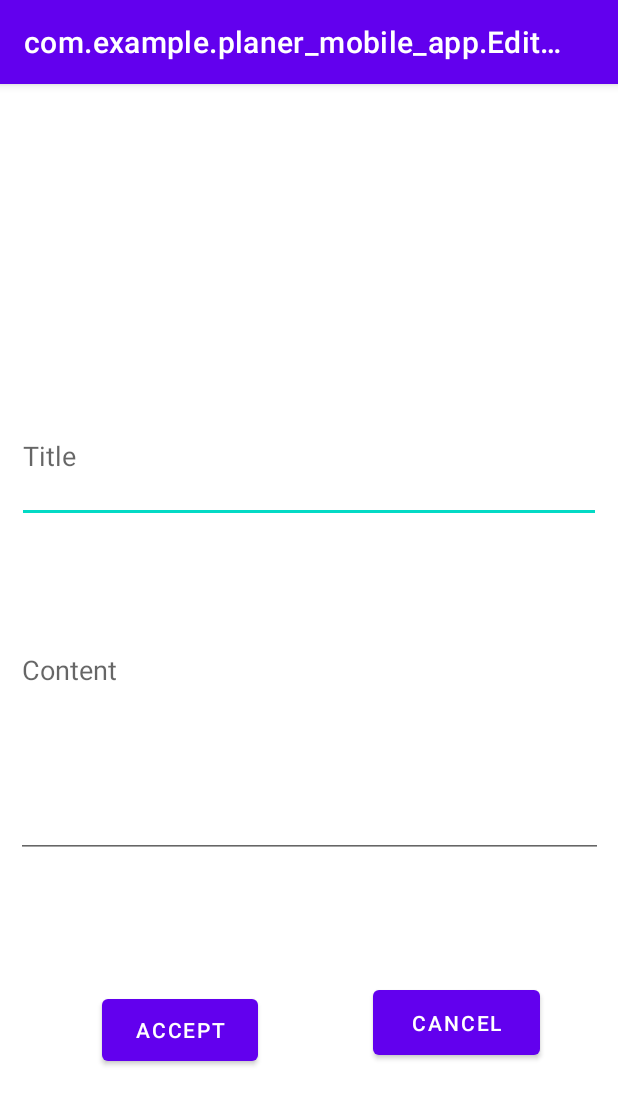
After one commit to SvyteP/Planer_Mobile_App, an Android app: the EditNote screen opened directly, with no data from a screen before it, on a phone screen of 412 x 824 dp. The commit adds this screen. Shown: the top 1105 px of the screen. Run offline under Robolectric (Android 15) with nearby library versions, the phone set to English and light mode, and no system bars; our stand-ins replace Firebase (no records; nobody signed in at launch, a user with empty details on screens opened directly); 2 statements that could not run were skipped.

```diff
--- a/app/src/main/AndroidManifest.xml
+++ b/app/src/main/AndroidManifest.xml
@@ -50,6 +50,7 @@
             </intent-filter>
         </activity>
         <activity android:name="com.example.planer_mobile_app.Del_note" />
+        <activity android:name="com.example.planer_mobile_app.EditNote" />
 
 
     </application>
--- /dev/null
+++ b/app/src/main/java/com/example/planer_mobile_app/EditNote.java
@@ -0,0 +1,95 @@
+package com.example.planer_mobile_app;
+
+import android.content.Intent;
+import android.os.Bundle;
+import android.util.Log;
+import android.view.View;
+import android.widget.Button;
+import android.widget.EditText;
+
+import androidx.appcompat.app.AppCompatActivity;
+
+import com.google.firebase.database.ChildEventListener;
+import com.google.firebase.database.DataSnapshot;
+import com.google.firebase.database.DatabaseError;
+import com.google.firebase.database.DatabaseReference;
+import com.google.firebase.database.FirebaseDatabase;
+
+public class EditNote extends AppCompatActivity{
+    String group_Notes = "Notes";
+    String group_Active = "Active";
+    DatabaseReference mRefDB_Active = FirebaseDatabase.getInstance().getReference(group_Notes).child(group_Active);
+    EditText edTitle;
+    EditText edContent ;
+    Button btnAccept;
+
+    protected void onCreate(Bundle savedInstanceState) {
+        super.onCreate(savedInstanceState);
+        setContentView(R.layout.activity_edit_note);
+        edTitle= (EditText) findViewById(R.id.edTitle);
+        edContent =  (EditText) findViewById(R.id.edContent);
+        btnAccept = (Button)findViewById(R.id.btnAccept);
+
+       Bundle arguments = getIntent().getExtras();
+        String title = arguments.get("title").toString();
+        String content = arguments.get("content").toString();
+        edNote(title,content);
+
+    }
+    public void edNote (String title,String content){
+        String LOG_TAG="Edit";
+
+        edTitle.setText(title);
+        edContent.setText(content);
+        btnAccept.setOnClickListener(new View.OnClickListener() {
+            @Override
+            public void onClick(View view) {
+                String newTitle = edTitle.getText().toString();
+                String newContent = edContent.getText().toString();
+                ListNotes newListNotes =new ListNotes(newTitle,newContent);
+                mRefDB_Active.orderByChild("Title").equalTo(title).addChildEventListener(new ChildEventListener() {
+                    @Override
+                    public void onChildAdded(DataSnapshot dataSnapshot, String s) {
+                        dataSnapshot.getRef().setValue(newListNotes);// удалление выбранных данных из БД
+                        Log.d(LOG_TAG,"onChildAdded");
+                        Intent toReg = new Intent(EditNote.this, Listactivity.class);
+                        startActivity(toReg);
+                    }
+
+                    @Override
+                    public void onChildChanged(DataSnapshot dataSnapshot, String s) {
+
+                        Log.d(LOG_TAG,"onChildChanged");
+                    }
+
+                    @Override
+                    public void onChildRemoved(DataSnapshot dataSnapshot) {
+                        Log.d(LOG_TAG,"onChildRemoved");
+                        mRefDB_Active.removeEventListener(this);// удаляем слушатель
+                    }
+
+                    @Override
+                    public void onChildMoved(DataSnapshot dataSnapshot, String s) {
+                        Log.d(LOG_TAG,"onChildMoved");
+                    }
+
+                    @Override
+                    public void onCancelled(DatabaseError databaseError) {
+                        Log.d(LOG_TAG,"Error_Del");
+                    }
+
+                });
+
+
+            }
+        });
+
+    }
+
+    public void Cancel(View reg){
+        Intent toReg = new Intent(EditNote.this, Listactivity.class);
+        startActivity(toReg);
+    }
+
+
+}
--- a/app/src/main/java/com/example/planer_mobile_app/Listactivity.java
+++ b/app/src/main/java/com/example/planer_mobile_app/Listactivity.java
@@ -110,6 +110,11 @@ public class Listactivity extends AppCompatActivity {
             @Override
             public void onClick(DialogInterface dialogInterface, int i) {
 
+                Intent toReg = new Intent(Listactivity.this, EditNote.class);
+                toReg.putExtra("title", title_note);
+                toReg.putExtra("content", content);
+                startActivity(toReg);
+
             }
         });
         builder.setNeutralButton("Выполнено", new DialogInterface.OnClickListener() {
--- /dev/null
+++ b/app/src/main/res/layout/activity_edit_note.xml
@@ -0,0 +1,65 @@
+<?xml version="1.0" encoding="utf-8"?>
+<androidx.constraintlayout.widget.ConstraintLayout xmlns:android="http://schemas.android.com/apk/res/android"
+    xmlns:app="http://schemas.android.com/apk/res-auto"
+    xmlns:tools="http://schemas.android.com/tools"
+    android:layout_width="match_parent"
+    android:layout_height="match_parent">
+
+    <EditText
+        android:id="@+id/edTitle"
+        android:layout_width="389dp"
+        android:layout_height="67dp"
+        android:ems="10"
+        android:gravity="start|top"
+        android:hint="Title"
+        android:inputType="textMultiLine"
+        app:layout_constraintBottom_toBottomOf="parent"
+        app:layout_constraintEnd_toEndOf="parent"
+        app:layout_constraintHorizontal_bias="0.502"
+        app:layout_constraintStart_toStartOf="parent"
+        app:layout_constraintTop_toTopOf="parent"
+        app:layout_constraintVertical_bias="0.322" />
+
+    <EditText
+        android:id="@+id/edContent"
+        android:layout_width="391dp"
+        android:layout_height="148dp"
+        android:ems="10"
+        android:gravity="start|top"
+        android:hint="Content"
+        android:inputType="textMultiLine"
+        android:singleLine="false"
+        android:textAlignment="viewStart"
+        app:layout_constraintBottom_toBottomOf="parent"
+        app:layout_constraintEnd_toEndOf="parent"
+        app:layout_constraintHorizontal_bias="0.502"
+        app:layout_constraintStart_toStartOf="parent"
+        app:layout_constraintTop_toBottomOf="@+id/edTitle"
+        app:layout_constraintVertical_bias="0.23" />
+
+    <Button
+        android:id="@+id/btnCancel"
+        android:layout_width="111dp"
+        android:layout_height="55dp"
+        android:layout_marginTop="68dp"
+        android:layout_marginEnd="36dp"
+        android:onClick="Cancel"
+        android:text="@android:string/cancel"
+        app:layout_constraintBottom_toBottomOf="parent"
+        app:layout_constraintEnd_toEndOf="parent"
+        app:layout_constraintHorizontal_bias="0.828"
+        app:layout_constraintStart_toEndOf="@+id/btnAccept"
+        app:layout_constraintTop_toBottomOf="@+id/edContent"
+        app:layout_constraintVertical_bias="0.111" />
+
+    <Button
+        android:id="@+id/btnAccept"
+        android:layout_width="104dp"
+        android:layout_height="53dp"
+        android:layout_marginStart="68dp"
+        android:text="Accept"
+        app:layout_constraintBottom_toBottomOf="parent"
+        app:layout_constraintStart_toStartOf="parent"
+        app:layout_constraintTop_toBottomOf="@+id/edContent"
+        app:layout_constraintVertical_bias="0.443" />
+</androidx.constraintlayout.widget.ConstraintLayout>
```
Also changed, not shown: app/src/main/java/com/example/planer_mobile_app/Add_note.java (+2 -7 lines), app/src/main/java/com/example/planer_mobile_app/ListNotes.java (+2 -5 lines), app/src/main/res/layout/activity_add_note.xml (+8 -5 lines), app/src/main/res/layout/activity_listactivity.xml (+23 -19 lines), app/src/main/res/drawable/icon_addnote.png (added), app/src/main/res/drawable/icon_complet.png (added), app/src/main/res/drawable/icon_profile.png (added).
